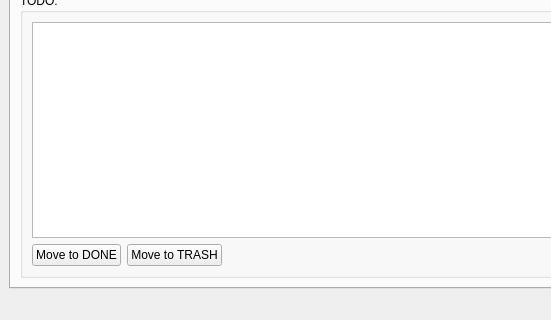
This is GettingThingsDone/mainwindow.ui in eloranta/GettingThingsDone as Qt 5 draws it before an edit; both pictures show x 0 to 551 and y 342 to 662 of the 800 by 662 pixel window. The edited form follows.
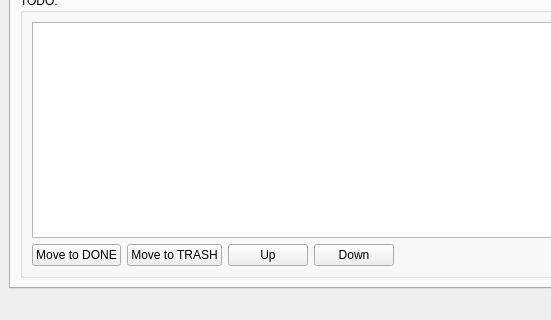
This is the edited form.

Commit message: add: up and down buttons

```diff
--- a/GettingThingsDone/mainwindow.ui
+++ b/GettingThingsDone/mainwindow.ui
@@ -138,6 +138,20 @@
                  </property>
                 </widget>
                </item>
+               <item>
+                <widget class="QPushButton" name="upButton">
+                 <property name="text">
+                  <string>Up</string>
+                 </property>
+                </widget>
+               </item>
+               <item>
+                <widget class="QPushButton" name="downButton">
+                 <property name="text">
+                  <string>Down</string>
+                 </property>
+                </widget>
+               </item>
                <item>
                 <spacer name="horizontalSpacer_2">
                  <property name="orientation">
```
The commit also changes 2 other files.
